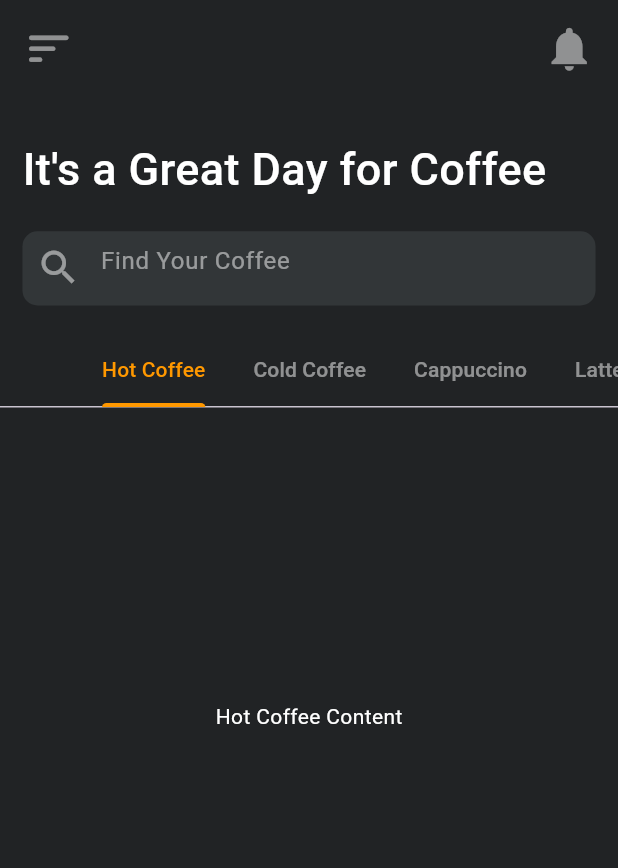
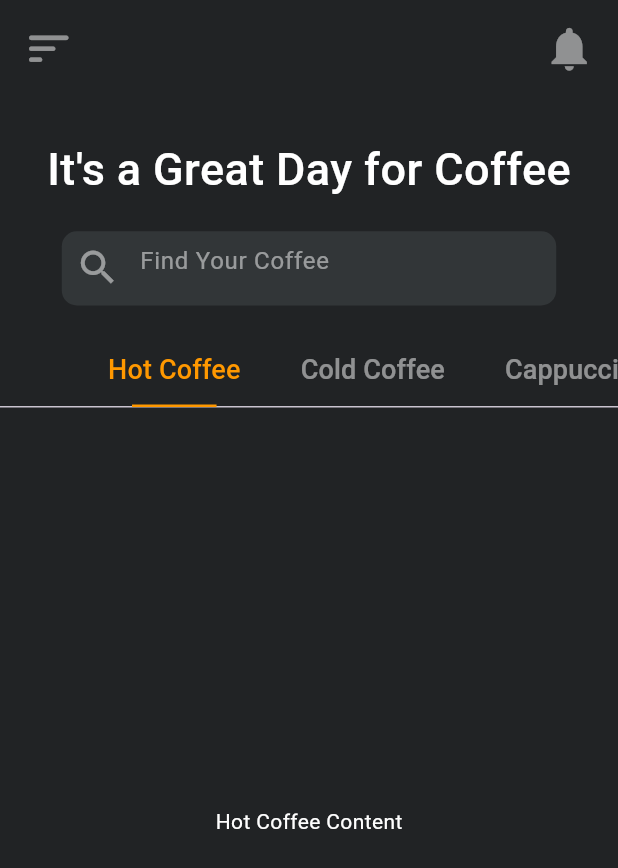
Before and after one commit to huzaifa-huzzi/coffee-App, a Flutter app: the screen it shows after launch, after a tap on "Get Start", on a phone screen of 412 x 824 dp. Shown: the top 868 px of the screen. Run offline on Flutter 3.47's test engine with Material 3 defaults, Android fonts, the phone set to English and light mode, and no system bars; our stand-ins replace fluttertoast, get, google_fonts.

Commit message:
1.Adding more design in it

```diff
--- a/lib/View/Homescreen/HomeScreen.dart
+++ b/lib/View/Homescreen/HomeScreen.dart
@@ -13,7 +13,6 @@ class _HomeScreenState extends State<HomeScreen> with SingleTickerProviderStateM
 
 
 
-  @override
   Widget build(BuildContext context) {
     final height = MediaQuery.sizeOf(context).height * 1;
     final width = MediaQuery.sizeOf(context).width * 1;
@@ -26,7 +25,7 @@ class _HomeScreenState extends State<HomeScreen> with SingleTickerProviderStateM
           body: SafeArea(
             child: Padding(
               padding: const EdgeInsets.only(top: 15),
-              child: ListView(
+              child: Column(
                 children: [
                   Padding(
                     padding: const EdgeInsets.symmetric(horizontal: 15),
@@ -45,7 +44,7 @@ class _HomeScreenState extends State<HomeScreen> with SingleTickerProviderStateM
                   ),
                   Container(
                     margin: const EdgeInsets.symmetric(horizontal: 15, vertical: 20),
-                    width: width * .2,
+                    width: width * .8,
                     height: height * .06,
                     decoration: BoxDecoration(
                       color: const Color.fromARGB(255, 50, 54, 56),
@@ -64,18 +63,23 @@ class _HomeScreenState extends State<HomeScreen> with SingleTickerProviderStateM
                   ),
                   TabBar(
                     isScrollable: true,
-                    indicatorColor: Colors.orange,
+                    indicator:const  UnderlineTabIndicator(
+                      borderSide: BorderSide(color: Colors.orange, width: 2.0),
+                      insets: EdgeInsets.symmetric(horizontal: 16.0),
+                    ),
+                    indicatorPadding: EdgeInsets.zero,
+                    labelStyle:const  TextStyle(fontSize: 18,fontWeight: FontWeight.w500),
+                    labelPadding:const  EdgeInsets.symmetric(horizontal: 20.0),
                     labelColor: Colors.orange,
-                    unselectedLabelColor: AppColors.whiteColor.withOpacity(0.5),
-                    tabs: [
+                    unselectedLabelColor: Colors.white.withOpacity(0.5),
+                    tabs:const  [
                       Tab(text: 'Hot Coffee'),
                       Tab(text: 'Cold Coffee'),
                       Tab(text: 'Cappuccino'),
-                      Tab(text: 'Latte'),
+                      Tab(text: 'Americano'),
                     ],
                   ),
-                  Container(
-                    height: height * .5,
+                  Expanded(
                     child: TabBarView(
                       children: [
                         Center(child: Text('Hot Coffee Content', style: TextStyle(color: Colors.white))),
```
